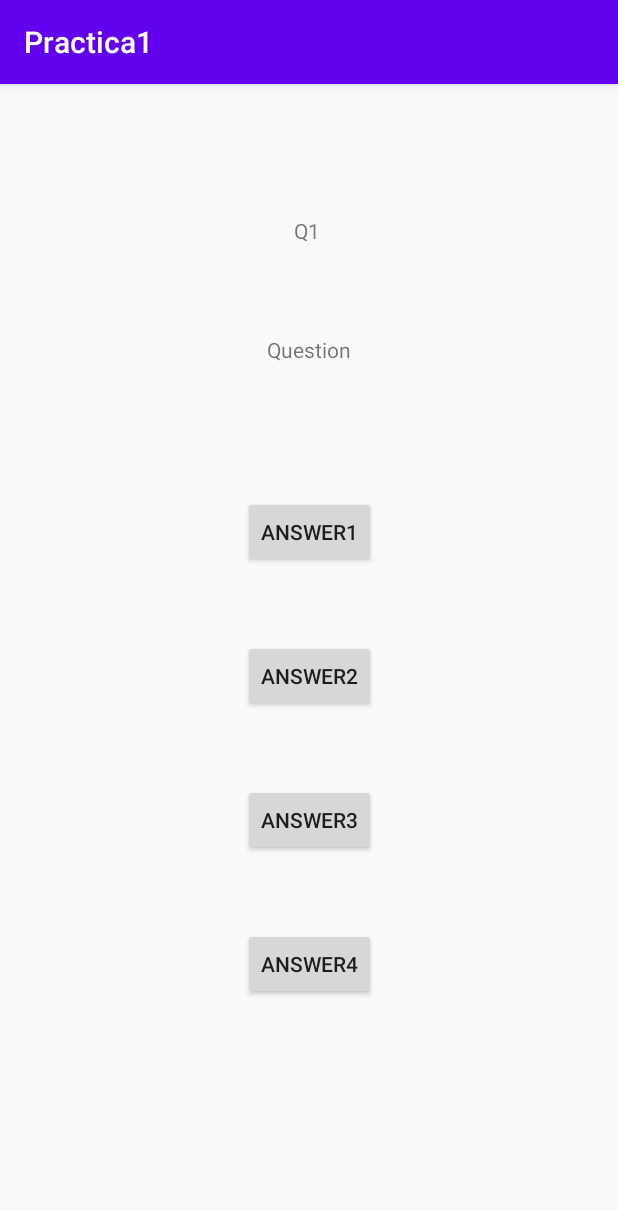
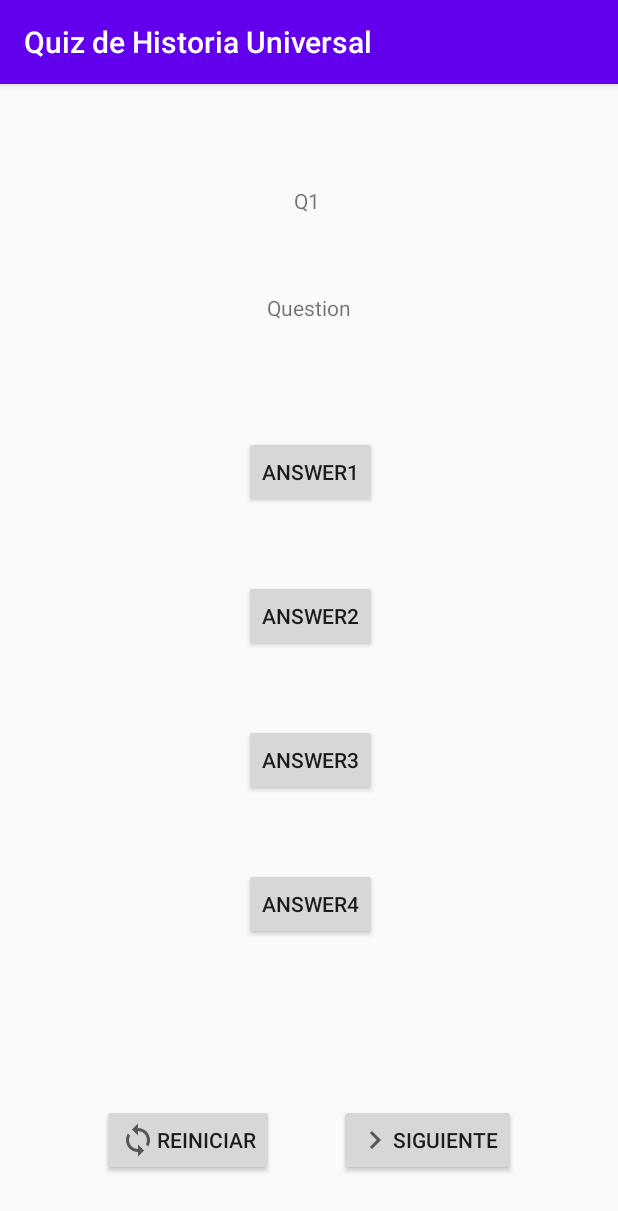
Before and after one commit to AlbertoSierraLopez/Laboratorio_Dispositivos_Moviles, an Android app: the screen it shows after launch (MainActivity), on a phone screen of 412 x 824 dp. Shown: the top 1211 px of the screen. Run offline under Robolectric (Android 15) with nearby library versions, the phone set to English and light mode, and no system bars.

Commit message:
Layout básico

```diff
--- /dev/null
+++ b/app/src/main/res/drawable/ic_baseline_loop_24.xml
@@ -0,0 +1,10 @@
+<vector xmlns:android="http://schemas.android.com/apk/res/android"
+    android:width="24dp"
+    android:height="24dp"
+    android:viewportWidth="24"
+    android:viewportHeight="24"
+    android:tint="?attr/colorControlNormal">
+  <path
+      android:fillColor="@android:color/white"
+      android:pathData="M12,4L12,1L8,5l4,4L12,6c3.31,0 6,2.69 6,6 0,1.01 -0.25,1.97 -0.7,2.8l1.46,1.46C19.54,15.03 20,13.57 20,12c0,-4.42 -3.58,-8 -8,-8zM12,18c-3.31,0 -6,-2.69 -6,-6 0,-1.01 0.25,-1.97 0.7,-2.8L5.24,7.74C4.46,8.97 4,10.43 4,12c0,4.42 3.58,8 8,8v3l4,-4 -4,-4v3z"/>
+</vector>
--- /dev/null
+++ b/app/src/main/res/drawable/ic_baseline_navigate_next_24.xml
@@ -0,0 +1,10 @@
+<vector xmlns:android="http://schemas.android.com/apk/res/android"
+    android:width="24dp"
+    android:height="24dp"
+    android:viewportWidth="24"
+    android:viewportHeight="24"
+    android:tint="?attr/colorControlNormal">
+  <path
+      android:fillColor="@android:color/white"
+      android:pathData="M10,6L8.59,7.41 13.17,12l-4.58,4.59L10,18l6,-6z"/>
+</vector>
--- a/app/src/main/res/layout/activity_main.xml
+++ b/app/src/main/res/layout/activity_main.xml
@@ -6,13 +6,25 @@
     android:layout_height="match_parent"
     tools:context=".MainActivity">
 
+    <Button
+        android:id="@+id/reiniciar"
+        android:layout_width="wrap_content"
+        android:layout_height="wrap_content"
+        android:layout_marginStart="68dp"
+        android:layout_marginLeft="68dp"
+        android:layout_marginBottom="40dp"
+        android:drawableLeft="@drawable/ic_baseline_loop_24"
+        android:text="Reiniciar"
+        app:layout_constraintBottom_toBottomOf="parent"
+        app:layout_constraintStart_toStartOf="parent" />
+
     <TextView
         android:id="@+id/numeroPregunta"
         android:layout_width="18dp"
         android:layout_height="wrap_content"
         android:layout_marginStart="196dp"
         android:layout_marginLeft="196dp"
-        android:layout_marginTop="88dp"
+        android:layout_marginTop="68dp"
         android:text="Q1"
         app:layout_constraintStart_toStartOf="parent"
         app:layout_constraintTop_toTopOf="parent" />
@@ -23,13 +35,13 @@
         android:layout_height="wrap_content"
         android:layout_marginStart="16dp"
         android:layout_marginLeft="16dp"
-        android:layout_marginTop="60dp"
+        android:layout_marginTop="52dp"
         android:layout_marginEnd="16dp"
         android:layout_marginRight="16dp"
         android:gravity="center"
         android:text="Question"
         app:layout_constraintEnd_toEndOf="parent"
-        app:layout_constraintHorizontal_bias="0.474"
+        app:layout_constraintHorizontal_bias="0.0"
         app:layout_constraintStart_toStartOf="parent"
         app:layout_constraintTop_toBottomOf="@+id/numeroPregunta" />
 
@@ -37,9 +49,10 @@
         android:id="@+id/respuesta1"
         android:layout_width="wrap_content"
         android:layout_height="wrap_content"
-        android:layout_marginTop="88dp"
+        android:layout_marginTop="76dp"
         android:text="Answer1"
         app:layout_constraintEnd_toEndOf="parent"
+        app:layout_constraintHorizontal_bias="0.503"
         app:layout_constraintStart_toStartOf="parent"
         app:layout_constraintTop_toBottomOf="@+id/pregunta" />
 
@@ -75,4 +88,17 @@
         app:layout_constraintHorizontal_bias="0.0"
         app:layout_constraintStart_toStartOf="@+id/respuesta3"
         app:layout_constraintTop_toBottomOf="@+id/respuesta3" />
+
+    <Button
+        android:id="@+id/siguiente"
+        android:layout_width="wrap_content"
+        android:layout_height="wrap_content"
+        android:layout_marginEnd="68dp"
+        android:layout_marginRight="68dp"
+        android:layout_marginBottom="40dp"
+        android:drawableLeft="@drawable/ic_baseline_navigate_next_24"
+        android:text="Siguiente"
+        app:layout_constraintBottom_toBottomOf="parent"
+        app:layout_constraintEnd_toEndOf="parent" />
+
 </androidx.constraintlayout.widget.ConstraintLayout>
--- a/app/src/main/res/values/strings.xml
+++ b/app/src/main/res/values/strings.xml
@@ -1,3 +1,3 @@
 <resources>
-    <string name="app_name">Practica1</string>
+    <string name="app_name">Quiz de Historia Universal</string>
 </resources>
```
